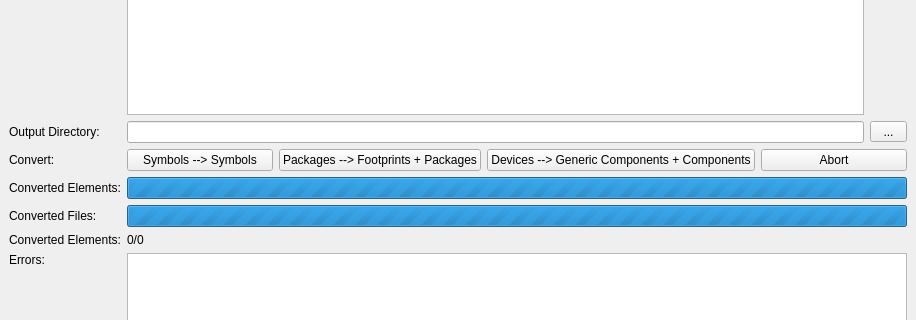
Qt form tools/EagleImport/mainwindow.ui (LibrePCB/LibrePCB) before a commit; both pictures show x 0 to 916 and y 153 to 473 of the 916 by 710 pixel window.
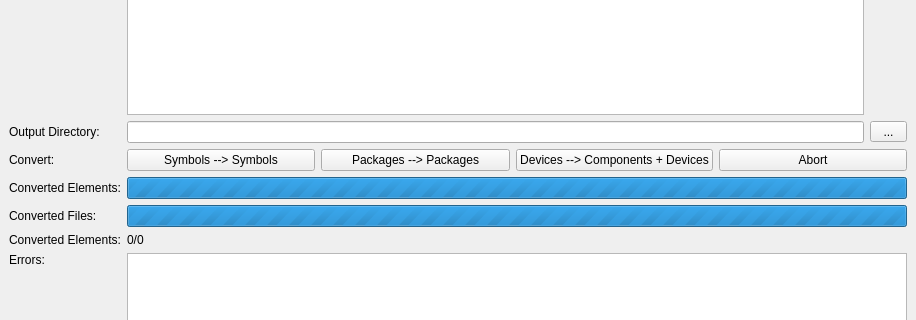
The same form after that commit.

```diff
--- a/tools/EagleImport/mainwindow.ui
+++ b/tools/EagleImport/mainwindow.ui
@@ -227,14 +227,14 @@
       <item>
        <widget class="QPushButton" name="pushButton_2">
         <property name="text">
-         <string>Packages --&gt; Footprints + Packages</string>
+         <string>Packages --&gt; Packages</string>
         </property>
        </widget>
       </item>
       <item>
        <widget class="QPushButton" name="btnConvertDevices">
         <property name="text">
-         <string>Devices --&gt; Generic Components + Components</string>
+         <string>Devices --&gt; Components + Devices</string>
         </property>
        </widget>
       </item>
```
